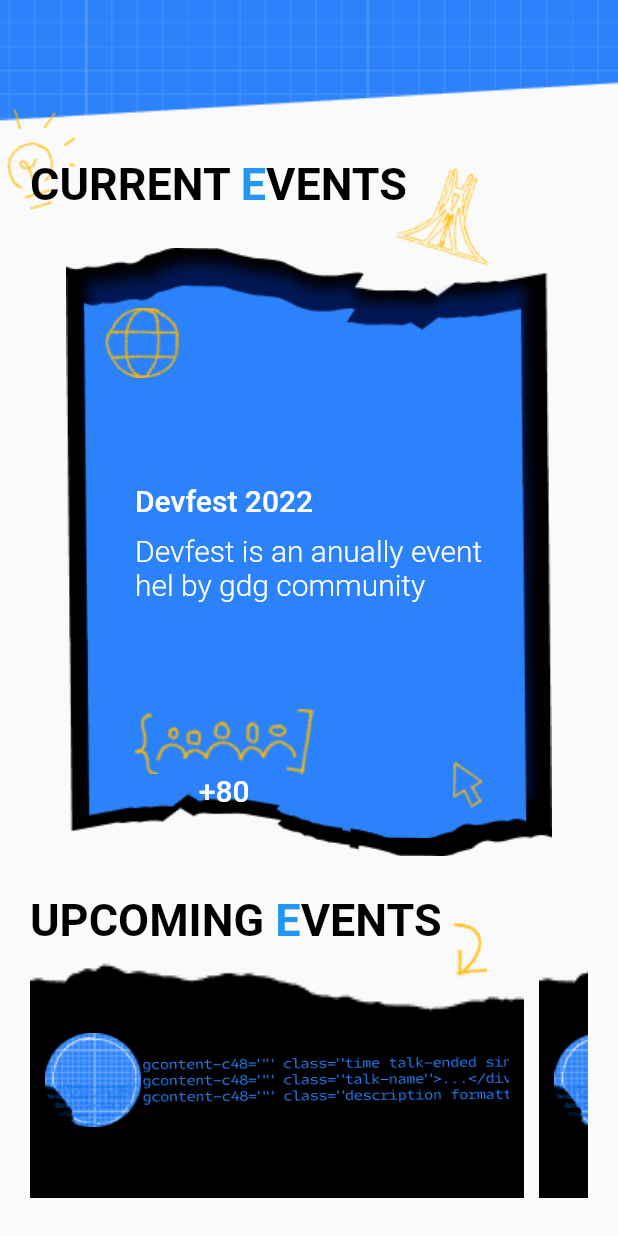
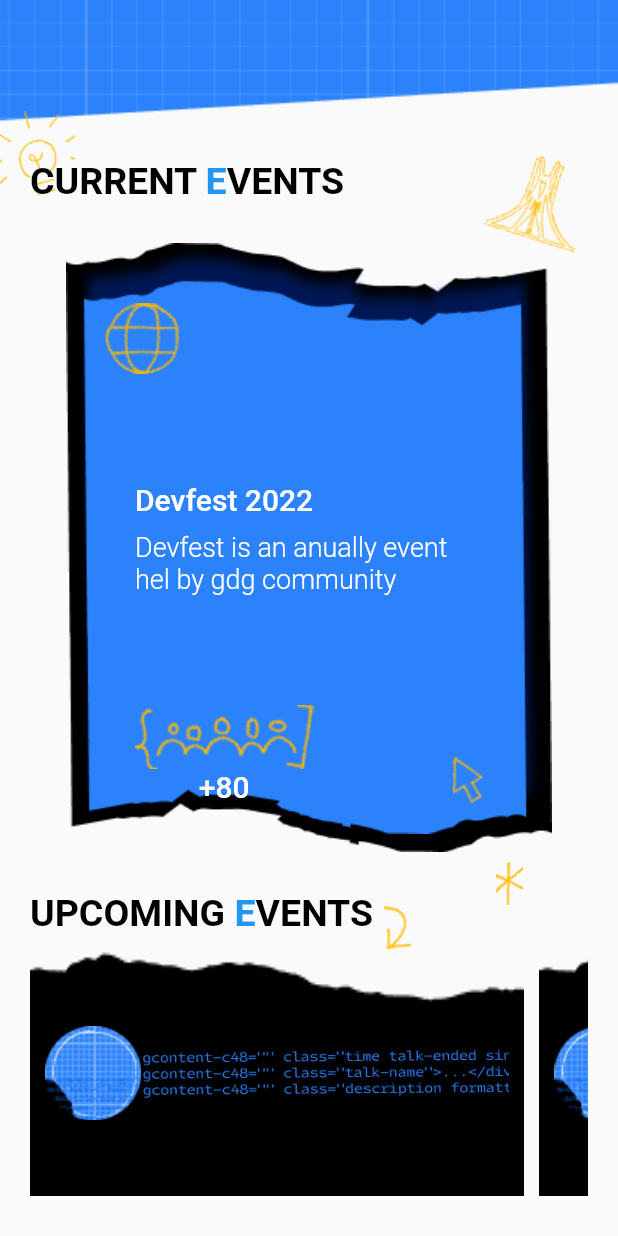
Before and after one commit to chechna9/Devfest22_MobileTrack_UiScreen, a Flutter app: the screen it shows after launch, on a phone screen of 412 x 824 dp. Run offline on Flutter 3.47's test engine with Material 2 defaults, Android fonts, the phone set to English and light mode, and no system bars.

Commit message:
refactor font sizes and image spacing

```diff
--- a/lib/components/currentEventCard.dart
+++ b/lib/components/currentEventCard.dart
@@ -89,7 +89,7 @@
                 Text(
                   desc,
                   style: const TextStyle(
-                    fontSize: 20,
+                    fontSize: 18,
                     color: Colors.white,
                     fontWeight: FontWeight.w300,
                   ),
--- a/lib/pages/events.dart
+++ b/lib/pages/events.dart
@@ -19,7 +19,7 @@
       child: Column(
         mainAxisAlignment: MainAxisAlignment.spaceEvenly,
         crossAxisAlignment: CrossAxisAlignment.start,
-        children: [
+        children: const [
           // upper side
           Flexible(
             flex: 2,
@@ -61,17 +61,26 @@
           clipBehavior: Clip.none,
           children: [
             Positioned(
-              right: -30,
-              bottom: -20,
+              right: -25,
+              bottom: -10,
               child: Image.asset(
                 'assets/Arrow.png',
+                width: 18,
+              ),
+            ),
+            Positioned(
+              right: -100,
+              top: -20,
+              child: Image.asset(
+                'assets/Star.png',
+                width: 18,
               ),
             ),
             RichText(
               text: const TextSpan(
                 text: 'UPCOMING ',
                 style: TextStyle(
-                  fontSize: 30,
+                  fontSize: 25,
                   color: Colors.black,
                   fontWeight: FontWeight.bold,
                 ),
@@ -114,23 +123,23 @@
       clipBehavior: Clip.none,
       children: [
         Positioned(
-          left: -30,
-          bottom: 0,
+          left: -20,
+          bottom: 5,
           child: Image.asset(
             'assets/Lampe.png',
-            width: 60,
+            width: 50,
           ),
         ),
         Positioned(
-          right: -70,
-          top: 0,
+          right: -170,
+          top: -10,
           child: Image.asset('assets/Maqam_el_chahid.png'),
         ),
         RichText(
           text: const TextSpan(
             text: 'CURRENT ',
             style: TextStyle(
-              fontSize: 30,
+              fontSize: 25,
               color: Colors.black,
               fontWeight: FontWeight.bold,
             ),
```
